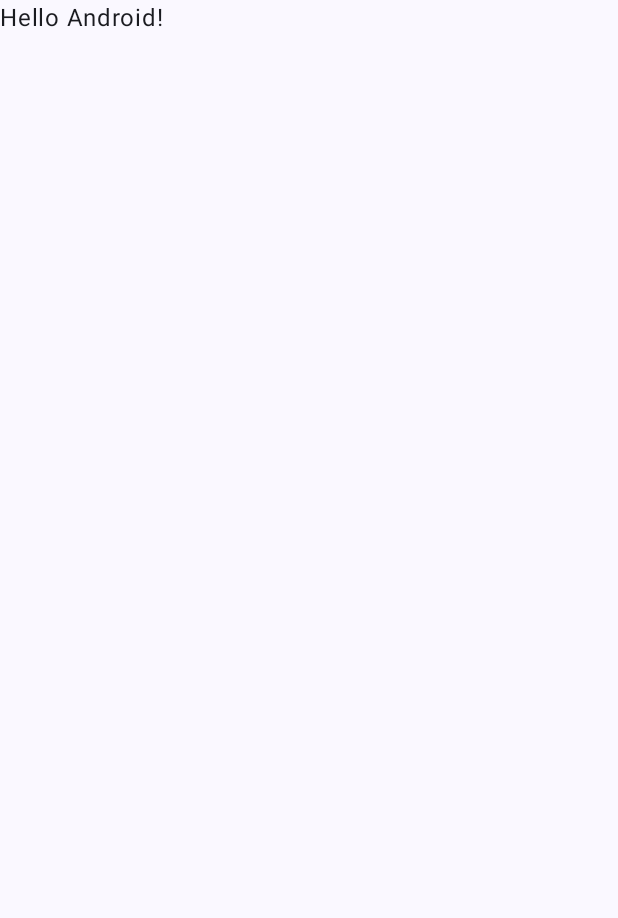
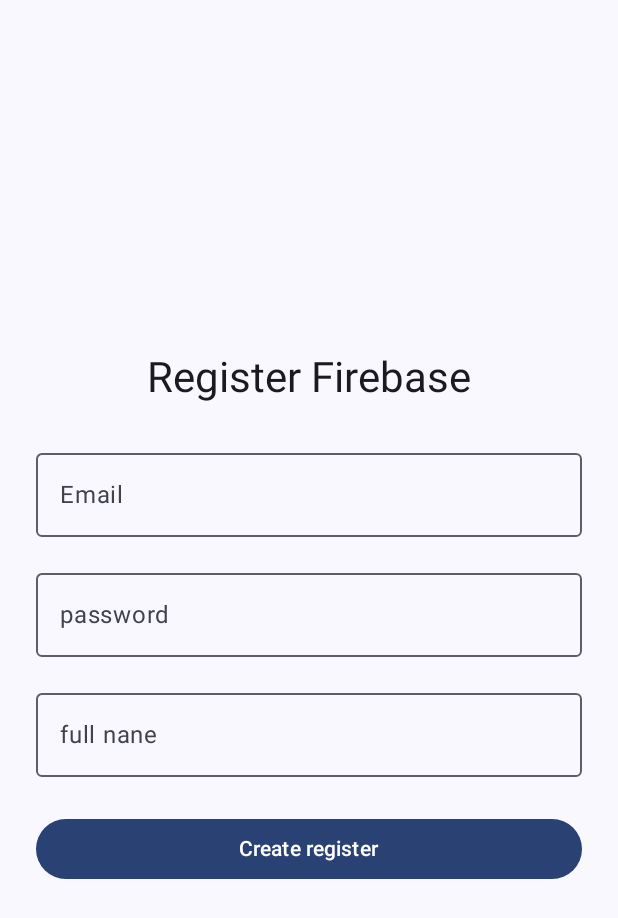
Before and after one commit to KyNV1/jetpack_compose_MyFirstFirebaseApp, an Android app built with Jetpack Compose: the screen it shows after launch (MainActivity), on a phone screen of 412 x 824 dp. Before the commit the part shown is almost empty. Shown: the top 918 px of the screen. Run offline under Robolectric (Android 15) with nearby library versions, the phone set to English and light mode, and no system bars; our stand-ins replace Firebase (no records; nobody signed in at launch, a user with empty details on screens opened directly).

Commit message:
Implement RegisterScreen

```diff
--- a/app/src/main/AndroidManifest.xml
+++ b/app/src/main/AndroidManifest.xml
@@ -1,7 +1,7 @@
 <?xml version="1.0" encoding="utf-8"?>
 <manifest xmlns:android="http://schemas.android.com/apk/res/android"
     xmlns:tools="http://schemas.android.com/tools">
-
+    <uses-permission android:name="android.permission.INTERNET"/>
     <application
         android:allowBackup="true"
         android:dataExtractionRules="@xml/data_extraction_rules"
--- a/app/src/main/java/com/example/jetpack_compose_myfirstfirebaseapp/MainActivity.kt
+++ b/app/src/main/java/com/example/jetpack_compose_myfirstfirebaseapp/MainActivity.kt
@@ -1,47 +1,27 @@
 package com.example.jetpack_compose_myfirstfirebaseapp
 
+import android.annotation.SuppressLint
 import android.os.Bundle
 import androidx.activity.ComponentActivity
 import androidx.activity.compose.setContent
 import androidx.activity.enableEdgeToEdge
 import androidx.compose.foundation.layout.fillMaxSize
-import androidx.compose.foundation.layout.padding
 import androidx.compose.material3.Scaffold
-import androidx.compose.material3.Text
-import androidx.compose.runtime.Composable
 import androidx.compose.ui.Modifier
-import androidx.compose.ui.tooling.preview.Preview
+import com.example.jetpack_compose_myfirstfirebaseapp.ui.RegisterScreen
 import com.example.jetpack_compose_myfirstfirebaseapp.ui.theme.Jetpack_compose_MyFirstFirebaseAppTheme
 
+@SuppressLint("UnusedMaterial3ScaffoldPaddingParameter")
 class MainActivity : ComponentActivity() {
     override fun onCreate(savedInstanceState: Bundle?) {
         super.onCreate(savedInstanceState)
         enableEdgeToEdge()
         setContent {
             Jetpack_compose_MyFirstFirebaseAppTheme {
-                Scaffold(modifier = Modifier.fillMaxSize()) { innerPadding ->
-                    Greeting(
-                        name = "Android",
-                        modifier = Modifier.padding(innerPadding)
-                    )
+                Scaffold(modifier = Modifier.fillMaxSize()) {  innerPadding ->
+                   RegisterScreen()
                 }
             }
         }
     }
 }
-
-@Composable
-fun Greeting(name: String, modifier: Modifier = Modifier) {
-    Text(
-        text = "Hello $name!",
-        modifier = modifier
-    )
-}
-
-@Preview(showBackground = true)
-@Composable
-fun GreetingPreview() {
-    Jetpack_compose_MyFirstFirebaseAppTheme {
-        Greeting("Android")
-    }
-}
--- /dev/null
+++ b/app/src/main/java/com/example/jetpack_compose_myfirstfirebaseapp/ui/RegisterScreen.kt
@@ -0,0 +1,80 @@
+package com.example.jetpack_compose_myfirstfirebaseapp.ui
+
+
+import androidx.compose.foundation.layout.*
+import androidx.compose.material3.*
+import androidx.compose.runtime.*
+import androidx.compose.ui.Alignment
+import androidx.compose.ui.Modifier
+import androidx.compose.ui.text.input.PasswordVisualTransformation
+import androidx.compose.ui.unit.dp
+import androidx.lifecycle.viewmodel.compose.viewModel
+import com.example.jetpack_compose_myfirstfirebaseapp.viewmodel.AuthViewModel
+
+@Composable
+fun RegisterScreen(viewModel: AuthViewModel = viewModel()) {
+    var email by remember { mutableStateOf("") }
+    var password by remember { mutableStateOf("") }
+    var fullName by remember { mutableStateOf("") }
+
+    Column(
+        modifier = Modifier
+            .fillMaxSize()
+            .padding(24.dp),
+        horizontalAlignment = Alignment.CenterHorizontally,
+        verticalArrangement = Arrangement.Center
+    ) {
+        Text(text = "Register Firebase", style = MaterialTheme.typography.headlineMedium)
+
+        Spacer(modifier = Modifier.height(24.dp))
+
+        OutlinedTextField(
+            value = email,
+            onValueChange = { email = it },
+            label = { Text("Email") },
+            modifier = Modifier.fillMaxWidth()
+        )
+
+        Spacer(modifier = Modifier.height(16.dp))
+
+        OutlinedTextField(
+            value = password,
+            onValueChange = { password = it },
+            label = { Text("password") },
+            visualTransformation = PasswordVisualTransformation(),
+            modifier = Modifier.fillMaxWidth()
+        )
+
+        Spacer(modifier = Modifier.height(16.dp))
+
+        OutlinedTextField(
+            value = fullName,
+            onValueChange = { fullName = it },
+            label = { Text("full nane") },
+            modifier = Modifier.fillMaxWidth()
+        )
+
+        Spacer(modifier = Modifier.height(24.dp))
+
+        if (viewModel.statusMessage.isNotEmpty()) {
+            Text(
+                text = viewModel.statusMessage,
+                color = MaterialTheme.colorScheme.primary
+            )
+            Spacer(modifier = Modifier.height(16.dp))
+        }
+
+        if (viewModel.isLoading) {
+            CircularProgressIndicator()
+        } else {
+            Button(
+                onClick = {
+                    viewModel.registerAndSaveData(email, password, fullName)
+                },
+                modifier = Modifier.fillMaxWidth()
+            ) {
+                Text("Create register")
+            }
+        }
+    }
+}
```
Also changed, not shown: app/build.gradle.kts (+11 -0 lines), app/src/main/java/com/example/jetpack_compose_myfirstfirebaseapp/viewmodel/AuthViewModel.kt (added, +66 -0 lines), gradle/libs.versions.toml (+8 -0 lines).
